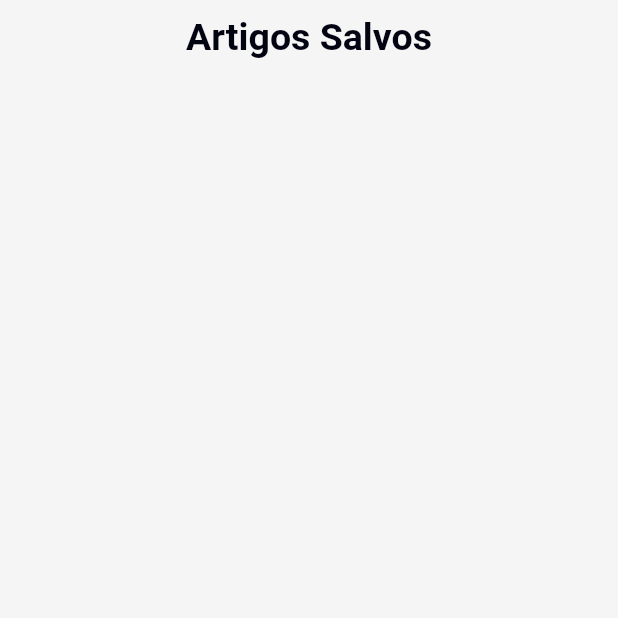
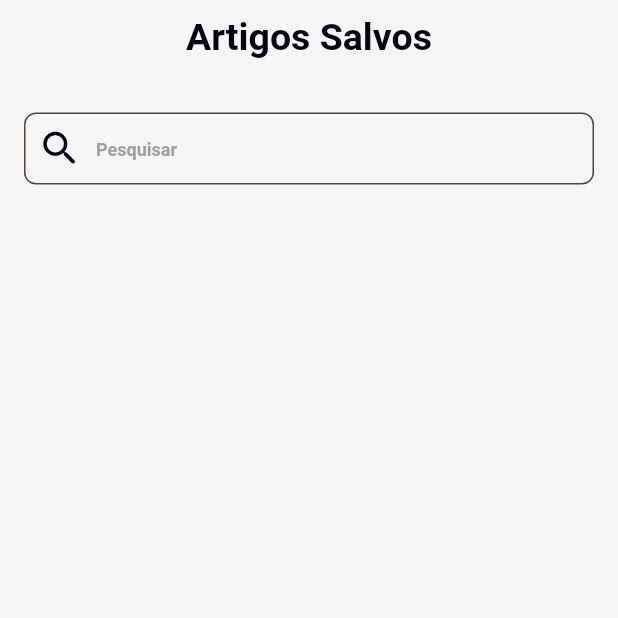
Before and after one commit to Markfgui675/app_blog, a Flutter app: the SalvoPage screen opened directly, on a phone screen of 412 x 824 dp, the top half of it. Run offline on Flutter 3.47's test engine with Material 2 defaults, Android fonts, the phone set to English and light mode, and no system bars; our stand-ins replace cloud_firestore, connectivity_plus, firebase_auth, firebase_core, firebase_storage, flutter_mobx and 10 more; missing offline and left inert: exists_in, super_editor; accounts and stored records are empty; generated files the repository leaves out were written again; Roboto replaces fonts that are missing (Alexandria).

Commit message:
Feature:
implementação da barra de pesquisa na página dos artigos salvos.

```diff
--- a/lib/View/salvos/salvo_page.dart
+++ b/lib/View/salvos/salvo_page.dart
@@ -57,12 +57,32 @@ class _SalvoPageState extends State<SalvoPage> {
                       ),
                       Container(
                         width: double.infinity,
-                        height: MediaQuery.of(context).size.height*0.7,
+                        padding: const EdgeInsets.all(AppPadding.p16),
+                        child: TextField(
+                          cursorColor: ColorManager.marrom,
+                          decoration: InputDecoration(
+                            hintText: AppStrings.pesquisar,
+                            hintStyle: getAlexandriaStyle(color: ColorManager.cinza),
+                            prefixIcon: const Icon(Icons.search_rounded, color:ColorManager.preto, size: AppSize.s30,),
+                          ),
+                          textInputAction: TextInputAction.search,
+                          onSubmitted: (palavra){
+                            print(palavra);
+                          },
+                          onChanged: _viewModel.setFilter,
+                          keyboardType: TextInputType.text,
+                          style: getAlexandriaStyle(color: ColorManager.preto, fontSize: AppSize.s16),
+                          onTapOutside: (_) => FocusScope.of(context).unfocus(),
+                        ),
+                      ),
+                      Container(
+                        width: double.infinity,
+                        height: MediaQuery.of(context).size.height*0.60,
                         child: ListView.builder(
                             physics: const BouncingScrollPhysics(),
-                            itemCount: _viewModel.artigosSalvos.length,
+                            itemCount: _viewModel.listFiltered.length,
                             itemBuilder: (_,i){
-                              Artigo artigo = _viewModel.artigosSalvos[i];
+                              Artigo artigo = _viewModel.listFiltered[i];
                               return Slidable(
                                   key: ValueKey<Artigo>(artigo),
                                   startActionPane: ActionPane(
```
Also changed, not shown: lib/ViewModel/salvo/salvo_viewmodel.dart (+15 -0 lines).
